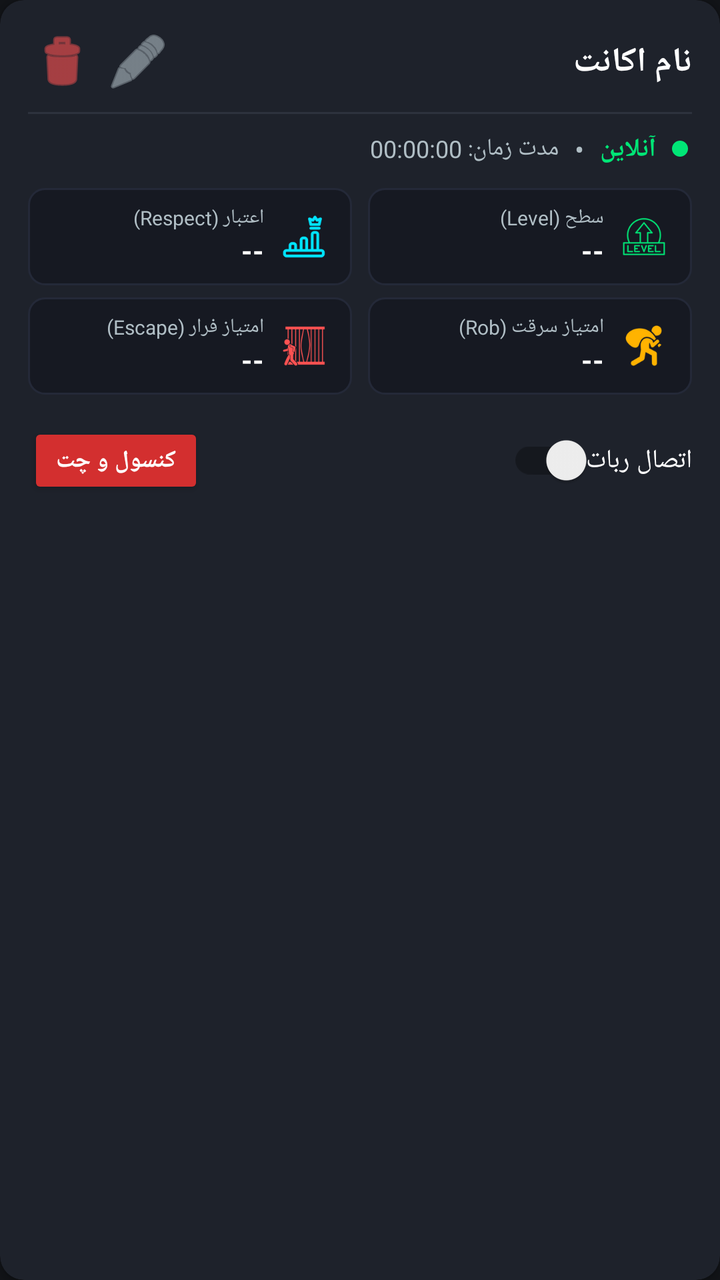
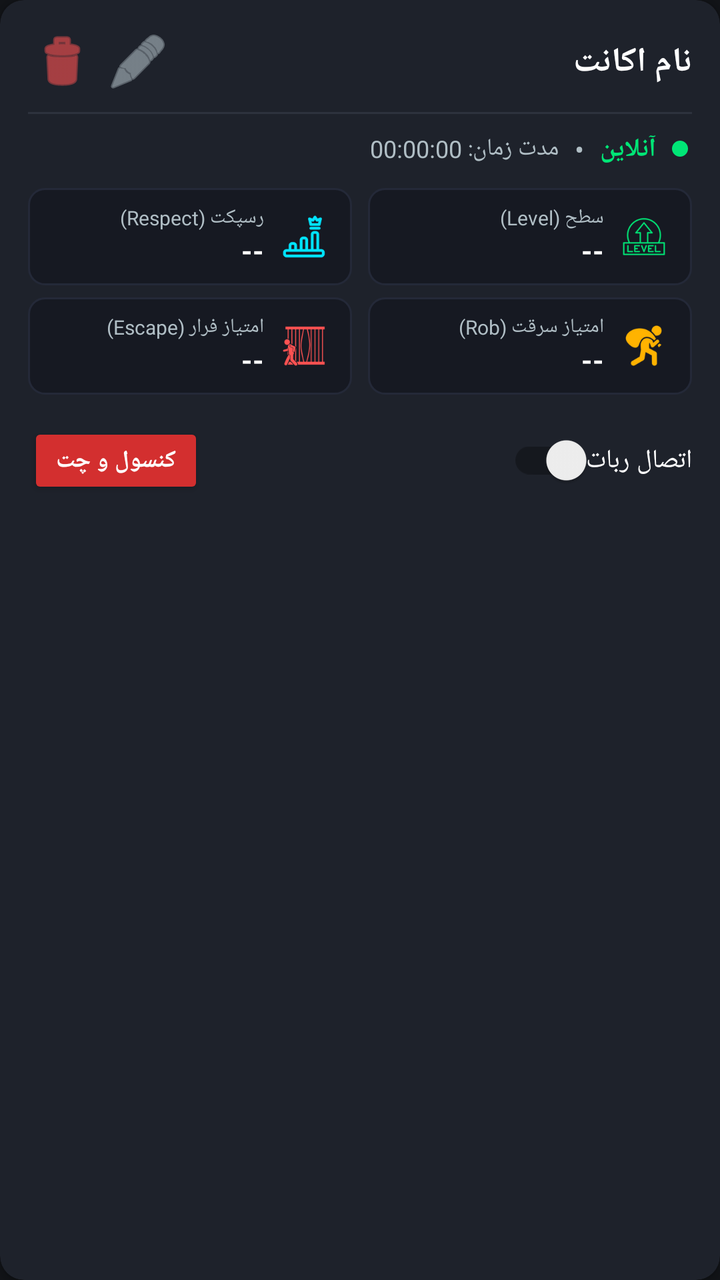

Compare the two renders of this Android layout. The source of the first and the diff that turns it into the second are given below.
<!-- AndroidManifest.xml: application theme Theme.AGRak -->
<!-- res/layout/item_account_card.xml -->
<?xml version="1.0" encoding="utf-8"?>
<androidx.cardview.widget.CardView xmlns:android="http://schemas.android.com/apk/res/android"
    xmlns:app="http://schemas.android.com/apk/res-auto"
    android:layout_width="match_parent"
    android:layout_height="wrap_content"
    android:layout_marginHorizontal="6dp"
    android:layout_marginVertical="6dp"
    app:cardBackgroundColor="@color/card_dark"
    app:cardCornerRadius="12dp"
    app:cardElevation="3dp"
    android:layoutDirection="rtl">

    <LinearLayout
        android:layout_width="match_parent"
        android:layout_height="wrap_content"
        android:orientation="vertical"
        android:padding="14dp">

        
        <LinearLayout
            android:layout_width="match_parent"
            android:layout_height="wrap_content"
            android:gravity="center_vertical"
            android:orientation="horizontal">

            <TextView
                android:id="@+id/tvAccountNick"
                android:layout_width="0dp"
                android:layout_height="wrap_content"
                android:layout_weight="1"
                android:text="نام اکانت"
                android:textColor="@color/text_white"
                android:textSize="17sp"
                android:textStyle="bold" />

            
            <ImageButton
                android:id="@+id/btnEditAccount"
                android:layout_width="34dp"
                android:layout_height="34dp"
                android:background="?attr/selectableItemBackgroundBorderless"
                android:src="@android:drawable/ic_menu_edit"
                android:tint="@color/text_secondary"
                android:contentDescription="ویرایش اکانت" />

            
            <ImageButton
                android:id="@+id/btnDeleteAccount"
                android:layout_width="34dp"
                android:layout_height="34dp"
                android:layout_marginStart="4dp"
                android:background="?attr/selectableItemBackgroundBorderless"
                android:src="@android:drawable/ic_menu_delete"
                android:tint="@color/status_red"
                android:contentDescription="حذف اکانت" />
        </LinearLayout>

        
        <View
            android:layout_width="match_parent"
            android:layout_height="1dp"
            android:layout_marginVertical="8dp"
            android:background="@color/card_stroke" />

        
        <LinearLayout
            android:layout_width="match_parent"
            android:layout_height="wrap_content"
            android:gravity="center_vertical"
            android:orientation="horizontal">

            
            <View
                android:id="@+id/viewStatusDot"
                android:layout_width="8dp"
                android:layout_height="8dp"
                android:layout_marginStart="2dp"
                android:layout_marginEnd="8dp"
                android:background="@drawable/bg_dot_online" />

            
            <TextView
                android:id="@+id/tvStatus"
                android:layout_width="wrap_content"
                android:layout_height="wrap_content"
                android:text="آنلاین"
                android:textColor="@color/status_green"
                android:textSize="13sp"
                android:textStyle="bold" />

            
            <TextView
                android:layout_width="wrap_content"
                android:layout_height="wrap_content"
                android:layout_marginHorizontal="8dp"
                android:text="•"
                android:textColor="@color/text_secondary" />

            
            <TextView
                android:id="@+id/tvUptime"
                android:layout_width="wrap_content"
                android:layout_height="wrap_content"
                android:text="مدت زمان: 00:00:00"
                android:textColor="@color/text_secondary"
                android:textSize="12sp" />
        </LinearLayout>

        
        <LinearLayout
            android:id="@+id/layoutStats"
            android:layout_width="match_parent"
            android:layout_height="wrap_content"
            android:layout_marginTop="10dp"
            android:orientation="vertical">

            
            <LinearLayout
                android:layout_width="match_parent"
                android:layout_height="wrap_content"
                android:orientation="horizontal">

                
                <LinearLayout
                    android:layout_width="0dp"
                    android:layout_height="wrap_content"
                    android:layout_weight="1"
                    android:layout_marginEnd="4dp"
                    android:background="@drawable/bg_stat_tile"
                    android:paddingHorizontal="10dp"
                    android:paddingVertical="8dp"
                    android:gravity="center_vertical"
                    android:orientation="horizontal">

                    <ImageView
                        android:layout_width="24dp"
                        android:layout_height="24dp"
                        android:layout_marginStart="2dp"
                        android:layout_marginEnd="8dp"
                        android:src="@drawable/tg_level"
                        android:contentDescription="Level" />

                    <LinearLayout
                        android:layout_width="wrap_content"
                        android:layout_height="wrap_content"
                        android:orientation="vertical">

                        <TextView
                            android:layout_width="wrap_content"
                            android:layout_height="wrap_content"
                            android:text="سطح (Level)"
                            android:textColor="@color/text_secondary"
                            android:textSize="10sp" />

                        <TextView
                            android:id="@+id/tvStatLevel"
                            android:layout_width="wrap_content"
                            android:layout_height="wrap_content"
                            android:text="--"
                            android:textColor="@color/text_white"
                            android:textSize="14sp"
                            android:textStyle="bold" />
                    </LinearLayout>
                </LinearLayout>

                
                <LinearLayout
                    android:layout_width="0dp"
                    android:layout_height="wrap_content"
                    android:layout_weight="1"
                    android:layout_marginStart="4dp"
                    android:background="@drawable/bg_stat_tile"
                    android:paddingHorizontal="10dp"
                    android:paddingVertical="8dp"
                    android:gravity="center_vertical"
                    android:orientation="horizontal">

                    <ImageView
                        android:layout_width="24dp"
                        android:layout_height="24dp"
                        android:layout_marginStart="2dp"
                        android:layout_marginEnd="8dp"
                        android:src="@drawable/tg_crown"
                        android:contentDescription="Respect" />

                    <LinearLayout
                        android:layout_width="wrap_content"
                        android:layout_height="wrap_content"
                        android:orientation="vertical">

                        <TextView
                            android:layout_width="wrap_content"
                            android:layout_height="wrap_content"
                            android:text="اعتبار (Respect)"
                            android:textColor="@color/text_secondary"
                            android:textSize="10sp" />

                        <TextView
                            android:id="@+id/tvStatRespect"
                            android:layout_width="wrap_content"
                            android:layout_height="wrap_content"
                            android:text="--"
                            android:textColor="@color/text_white"
                            android:textSize="14sp"
                            android:textStyle="bold" />
                    </LinearLayout>
                </LinearLayout>
            </LinearLayout>

            
            <LinearLayout
                android:layout_width="match_parent"
                android:layout_height="wrap_content"
                android:layout_marginTop="6dp"
                android:orientation="horizontal">

                
                <LinearLayout
                    android:layout_width="0dp"
                    android:layout_height="wrap_content"
                    android:layout_weight="1"
                    android:layout_marginEnd="4dp"
                    android:background="@drawable/bg_stat_tile"
                    android:paddingHorizontal="10dp"
                    android:paddingVertical="8dp"
                    android:gravity="center_vertical"
                    android:orientation="horizontal">

                    <ImageView
                        android:layout_width="24dp"
                        android:layout_height="24dp"
                        android:layout_marginStart="2dp"
                        android:layout_marginEnd="8dp"
                        android:src="@drawable/tg_rob_thief"
                        android:contentDescription="Rob Points" />

                    <LinearLayout
                        android:layout_width="wrap_content"
                        android:layout_height="wrap_content"
                        android:orientation="vertical">

                        <TextView
                            android:layout_width="wrap_content"
                            android:layout_height="wrap_content"
                            android:text="امتیاز سرقت (Rob)"
                            android:textColor="@color/text_secondary"
                            android:textSize="10sp" />

                        <TextView
                            android:id="@+id/tvStatRob"
                            android:layout_width="wrap_content"
                            android:layout_height="wrap_content"
                            android:text="--"
                            android:textColor="@color/text_white"
                            android:textSize="14sp"
                            android:textStyle="bold" />
                    </LinearLayout>
                </LinearLayout>

                
                <LinearLayout
                    android:layout_width="0dp"
                    android:layout_height="wrap_content"
                    android:layout_weight="1"
                    android:layout_marginStart="4dp"
                    android:background="@drawable/bg_stat_tile"
                    android:paddingHorizontal="10dp"
                    android:paddingVertical="8dp"
                    android:gravity="center_vertical"
                    android:orientation="horizontal">

                    <ImageView
                        android:layout_width="24dp"
                        android:layout_height="24dp"
                        android:layout_marginStart="2dp"
                        android:layout_marginEnd="8dp"
                        android:src="@drawable/tg_escape_jail"
                        android:contentDescription="Escape Points" />

                    <LinearLayout
                        android:layout_width="wrap_content"
                        android:layout_height="wrap_content"
                        android:orientation="vertical">

                        <TextView
                            android:layout_width="wrap_content"
                            android:layout_height="wrap_content"
                            android:text="امتیاز فرار (Escape)"
                            android:textColor="@color/text_secondary"
                            android:textSize="10sp" />

                        <TextView
                            android:id="@+id/tvStatEscape"
                            android:layout_width="wrap_content"
                            android:layout_height="wrap_content"
                            android:text="--"
                            android:textColor="@color/text_white"
                            android:textSize="14sp"
                            android:textStyle="bold" />
                    </LinearLayout>
                </LinearLayout>
            </LinearLayout>
        </LinearLayout>

        
        <LinearLayout
            android:layout_width="match_parent"
            android:layout_height="wrap_content"
            android:layout_marginTop="14dp"
            android:gravity="center_vertical"
            android:orientation="horizontal">

            <androidx.appcompat.widget.SwitchCompat
                android:id="@+id/switchConnect"
                android:layout_width="wrap_content"
                android:layout_height="wrap_content"
                android:text="اتصال ربات"
                android:textColor="@color/text_white"
                android:textSize="13sp" />

            <View
                android:layout_width="0dp"
                android:layout_height="0dp"
                android:layout_weight="1" />

            <Button
                android:id="@+id/btnEnterChat"
                android:layout_width="wrap_content"
                android:layout_height="38dp"
                android:backgroundTint="@color/primary_red"
                android:text="کنسول و چت"
                android:textColor="@color/text_white"
                android:textSize="12sp"
                android:textStyle="bold" />
        </LinearLayout>

    </LinearLayout>
</androidx.cardview.widget.CardView>
<!-- resources referenced by this layout -->
<resources>
  <color name="card_dark">#1E222B</color>
  <color name="card_stroke">#2D323E</color>
  <color name="primary_red">#D32F2F</color>
  <color name="status_green">#00E676</color>
  <color name="status_red">#FF5252</color>
  <color name="text_secondary">#B0BEC5</color>
  <color name="text_white">#FFFFFF</color>
  <!-- drawable bg_dot_online (drawable) -->
  <?xml version="1.0" encoding="utf-8"?>
  <shape xmlns:android="http://schemas.android.com/apk/res/android"
      android:shape="oval">
      <solid android:color="#00E676" />
      <size android:width="10dp" android:height="10dp" />
  </shape>
  <!-- drawable bg_stat_tile (drawable) -->
  <?xml version="1.0" encoding="utf-8"?>
  <shape xmlns:android="http://schemas.android.com/apk/res/android"
      android:shape="rectangle">
      <solid android:color="#161922" />
      <stroke android:width="1dp" android:color="#242938" />
      <corners android:radius="8dp" />
  </shape>
  <!-- drawable tg_crown: png bitmap (drawable, 2362 bytes) -->
  <!-- drawable tg_escape_jail: png bitmap (drawable, 3591 bytes) -->
  <!-- drawable tg_level: png bitmap (drawable, 3305 bytes) -->
  <!-- drawable tg_rob_thief: png bitmap (drawable, 4366 bytes) -->
  <style name="Theme.AGRak" parent="Theme.AppCompat.DayNight.NoActionBar">
          <item name="colorPrimary">@color/primary_red</item>
          <item name="colorPrimaryDark">@color/primary_red_dark</item>
          <item name="colorAccent">@color/accent_gold</item>
          <item name="android:windowBackground">@color/bg_dark</item>
          <item name="android:statusBarColor">#0A0B0E</item>
          <item name="android:navigationBarColor">#0A0B0E</item>
      </style>
  <color name="primary_red_dark">#9A0007</color>
  <color name="accent_gold">#FFB300</color>
  <color name="bg_dark">#121418</color>
</resources>

<!-- the commit's change to res/layout/item_account_card.xml (unified diff, before → after) -->
@@ -191,7 +191,7 @@
                         <TextView
                             android:layout_width="wrap_content"
                             android:layout_height="wrap_content"
-                            android:text="اعتبار (Respect)"
+                            android:text="رسپکت (Respect)"
                             android:textColor="@color/text_secondary"
                             android:textSize="10sp" />
 
